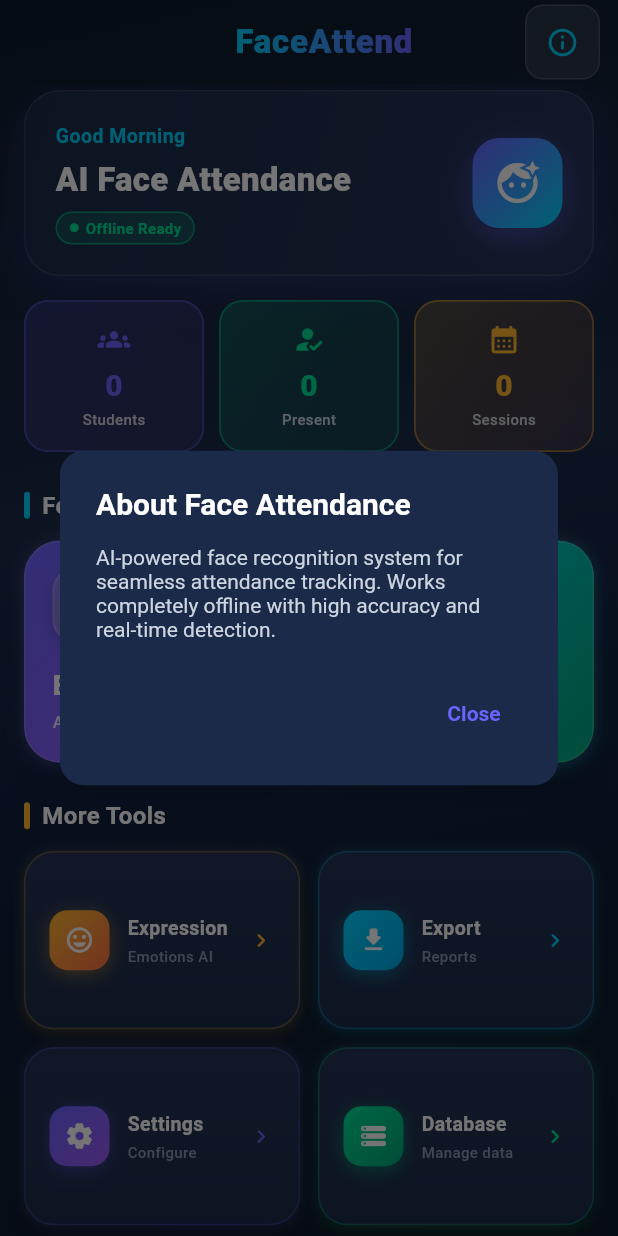
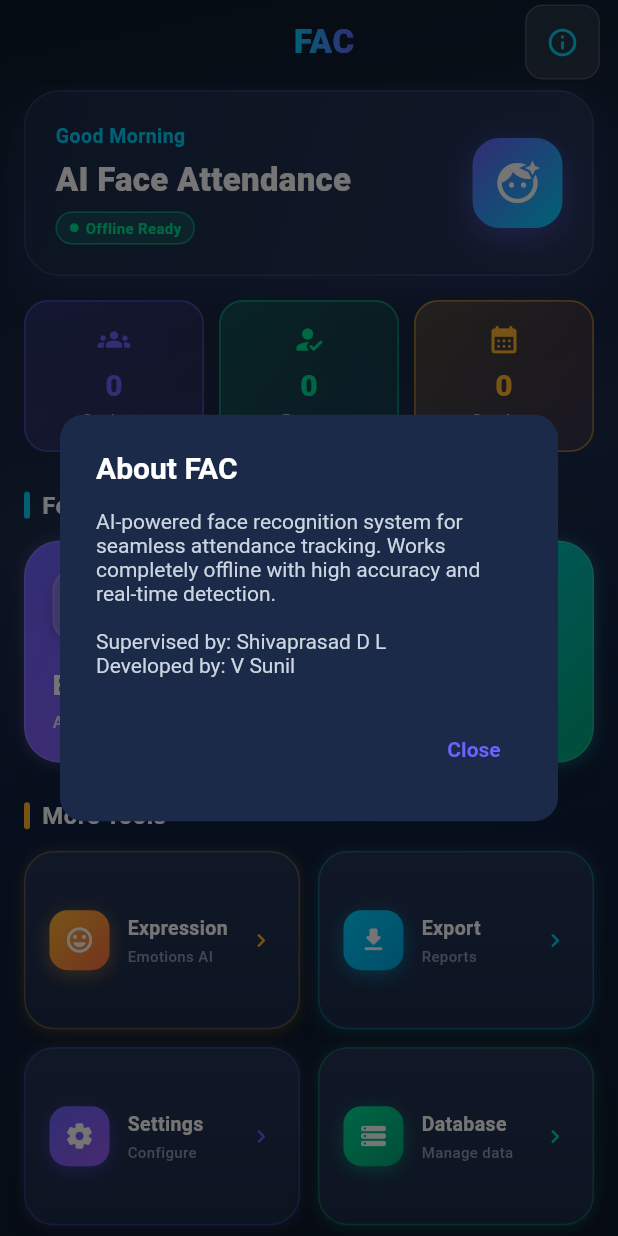
Before and after one commit to sunilv8892-sudo/mobile-face-attendence-system, a Flutter app: the screen it shows after launch, after a tap on the "info outline" icon, on a phone screen of 412 x 824 dp. Run offline on Flutter 3.47's test engine with Material 3 defaults, Android fonts, the phone set to English and light mode, and no system bars; our stand-ins replace camera, drift, file_picker, flutter_tts, google_fonts, permission_handler and 2 more; missing offline and left inert: google_ml_kit, google_mlkit_face_mesh_detection, screen_brightness, tflite_flutter; accounts and stored records are empty; project files that could hold a hidden picture were left out.

Commit message:
Finalize FAC branding

```diff
--- a/lib/screens/home_screen.dart
+++ b/lib/screens/home_screen.dart
@@ -95,8 +95,8 @@ class _HomeScreenState extends State<HomeScreen> {
             shaderCallback: (bounds) => const LinearGradient(
               colors: [Color(0xFF00D4FF), Color(0xFF6C63FF)],
             ).createShader(bounds),
-            child: const Text(
-              'FaceAttend',
+            child: Text(
+              AppConstants.appName,
               style: TextStyle(
                 fontSize: 22,
                 fontWeight: FontWeight.w800,
@@ -876,10 +876,12 @@ class _HomeScreenState extends State<HomeScreen> {
     showDialog(
       context: context,
       builder: (context) => AlertDialog(
-        title: const Text('About Face Attendance'),
+        title: const Text('About FAC'),
         content: const Text(
           'AI-powered face recognition system for seamless attendance tracking. '
-          'Works completely offline with high accuracy and real-time detection.',
+          'Works completely offline with high accuracy and real-time detection.\n\n'
+          'Supervised by: Shivaprasad D L\n'
+          'Developed by: V Sunil',
         ),
         actions: [
           TextButton(
--- a/lib/screens/settings_screen.dart
+++ b/lib/screens/settings_screen.dart
@@ -757,6 +757,27 @@ class _SettingsScreenState extends State<SettingsScreen> {
 
             const SizedBox(height: 8),
 
+            // ── Project Credits ──
+            _sectionHeader('Project Credits', Icons.badge_outlined),
+            Card(
+              margin: const EdgeInsets.symmetric(
+                horizontal: AppConstants.paddingMedium,
+                vertical: 4,
+              ),
+              child: Padding(
+                padding: const EdgeInsets.all(AppConstants.paddingMedium),
+                child: Column(
+                  children: [
+                    _infoRow('Supervised by', 'Shivaprasad D L'),
+                    const Divider(height: 1, color: AppConstants.dividerColor),
+                    _infoRow('Developed by', 'V Sunil'),
+                  ],
+                ),
+              ),
+            ),
+
+            const SizedBox(height: 8),
+
             // ── About ──
             _sectionHeader('About', Icons.info_outline),
             Card(
@@ -791,7 +812,7 @@ class _SettingsScreenState extends State<SettingsScreen> {
             const SizedBox(height: 24),
             Center(
               child: Text(
-                '© 2026 Face Recognition Attendance System',
+                '© 2026 FAC',
                 style: const TextStyle(
                   fontSize: 11,
                   color: AppConstants.textTertiary,
--- a/lib/utils/constants.dart
+++ b/lib/utils/constants.dart
@@ -3,7 +3,7 @@ import 'package:flutter/material.dart';
 /// Application constants and theming
 class AppConstants {
   // App metadata
-  static const String appName = 'Face Recognition Attendance';
+  static const String appName = 'FAC';
   static const String appVersion = '18.4.0';
   static const String subtitle =
       'Offline Mobile Face Recognition Attendance System Using Face Embedding and Similarity Matching';
--- a/pubspec.yaml
+++ b/pubspec.yaml
@@ -91,6 +91,9 @@ flutter_icons:
   android: true
   ios: true
   image_path: assets/icons/vision_id.png
+  adaptive_icon_foreground: assets/icons/vision_id.png
+  adaptive_icon_background: '#0D1B2A'
+  remove_alpha_ios: true
 
   # An image asset can refer to one or more resolution-specific "variants", see
   # https://flutter.dev/to/resolution-aware-images
```
Also changed, not shown: 27 other files.
